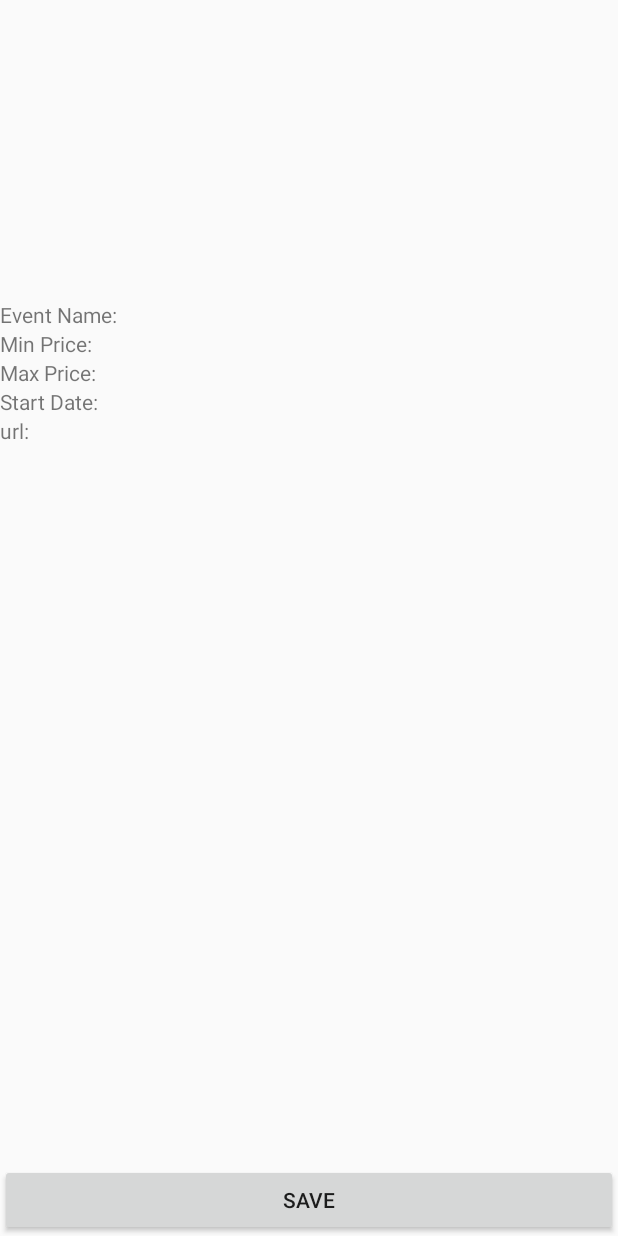
After one commit to liu00480/FinalGroupProject, an Android app: the layout acitvity_result_page.xml on its own in the app's theme, with its tools: preview values and no code run, on a phone screen of 412 x 824 dp. The commit adds this screen. Run offline under Robolectric (Android 15) with nearby library versions, the phone set to English and light mode, and no system bars.

Commit message:
TicketMaster event search 20201123

```diff
--- /dev/null
+++ b/app/src/main/res/layout/acitvity_result_page.xml
@@ -0,0 +1,101 @@
+<?xml version="1.0" encoding="utf-8"?>
+<RelativeLayout  xmlns:android="http://schemas.android.com/apk/res/android"
+    xmlns:tools="http://schemas.android.com/tools"
+    android:layout_width="match_parent"
+    android:layout_height="match_parent"
+    android:orientation="vertical">
+
+    <ImageView
+        android:layout_width="200dp"
+        android:layout_height="200dp"
+        android:id="@+id/eventImage"
+        android:layout_alignParentStart="true"
+        android:layout_alignParentTop="true"/>
+
+    <TextView
+        android:id="@+id/eventNameText"
+        android:layout_width="wrap_content"
+        android:layout_height="wrap_content"
+        android:text="Event Name: "
+        android:layout_below="@+id/eventImage"
+        android:layout_alignParentStart="true"/>
+    <TextView
+        android:layout_width="wrap_content"
+        android:layout_height="wrap_content"
+        android:id="@+id/eventName"
+        android:layout_toEndOf="@+id/eventNameText"
+        android:layout_below="@+id/eventImage"/>
+
+    <TextView
+        android:id="@+id/minPriceText"
+        android:layout_alignParentStart="true"
+        android:layout_below="@+id/eventNameText"
+        android:layout_width="wrap_content"
+        android:layout_height="wrap_content"
+        android:text="Min Price: "/>
+    <TextView
+        android:layout_width="wrap_content"
+        android:layout_height="wrap_content"
+        android:id="@+id/minPrice"
+        android:layout_toEndOf="@+id/minPriceText"
+        android:layout_below="@+id/eventName"/>
+
+    <TextView
+        android:id="@+id/maxPriceView"
+        android:layout_alignParentStart="true"
+        android:layout_below="@+id/minPriceText"
+        android:layout_width="wrap_content"
+        android:layout_height="wrap_content"
+        android:text="Max Price: "/>
+    <TextView
+        android:layout_width="wrap_content"
+        android:layout_height="wrap_content"
+        android:id="@+id/maxPrice"
+        android:layout_toEndOf="@+id/maxPriceView"
+        android:layout_below="@+id/minPrice"/>
+
+    <TextView
+        android:id="@+id/startDateView"
+        android:layout_width="wrap_content"
+        android:layout_height="wrap_content"
+        android:text="Start Date: "
+        android:layout_alignParentStart="true"
+        android:layout_below="@+id/maxPriceView"/>
+    <TextView
+        android:layout_width="wrap_content"
+        android:layout_height="wrap_content"
+        android:id="@+id/startDate"
+        android:layout_toEndOf="@+id/startDateView"
+        android:layout_below="@id/maxPrice"/>
+
+    <TextView
+        android:id="@+id/urlView"
+        android:layout_alignParentStart="true"
+        android:layout_below="@+id/startDateView"
+        android:layout_width="wrap_content"
+        android:layout_height="wrap_content"
+        android:text="url: "/>
+    <TextView
+        android:layout_width="wrap_content"
+        android:layout_height="wrap_content"
+        android:id="@+id/url"
+        android:layout_toEndOf="@+id/urlView"
+        android:layout_below="@+id/startDate"/>
+
+    <ProgressBar
+        android:id="@+id/progressBar"
+        android:layout_alignParentStart="true"
+        android:layout_below="@+id/urlView"
+        style="?android:attr/progressBarStyleHorizontal"
+        android:layout_width="match_parent"
+        android:layout_height="46dp"
+        android:visibility="invisible" />
+
+    <Button
+        android:id="@+id/resultPageButton"
+        android:layout_width="match_parent"
+        android:layout_height="wrap_content"
+        android:layout_alignParentBottom="true"
+        android:text="Save"/>
+
+</RelativeLayout>
```
Also changed, not shown: app/src/main/java/com/example/finalgroupproject/DetailsFragment.java (added, +71 -0 lines), app/src/main/java/com/example/finalgroupproject/EmptyActivity_liu.java (added, +23 -0 lines), app/src/main/java/com/example/finalgroupproject/MainActivity_liu.java (+192 -24 lines), app/src/main/java/com/example/finalgroupproject/Ticket.java (+7 -5 lines), app/src/main/res/layout/acitivity_favourite_result.xml (deleted, +0 -23 lines), app/src/main/res/layout/acitvity_search_result.xml (deleted, +0 -23 lines), app/src/main/res/layout/activity_empty_liu.xml (added, +10 -0 lines), app/src/main/res/layout/activity_main.xml (+9 -1 lines), app/src/main/res/layout/fragment_details_liu.xml (added, +101 -0 lines).
